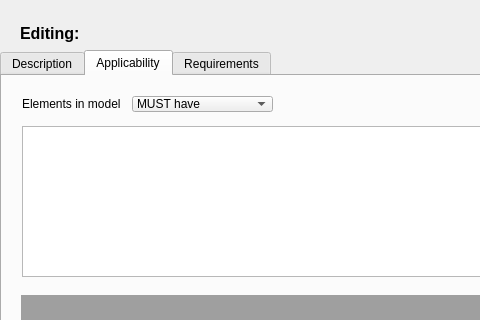
The window that GUI_Windows/idsEditor_spec_editor.ui (ivanfelipeib/Masterarbeit) describes before a commit, drawn with Qt 5; both pictures show x 0 to 480 and y 0 to 320 of the 786 by 545 pixel window.
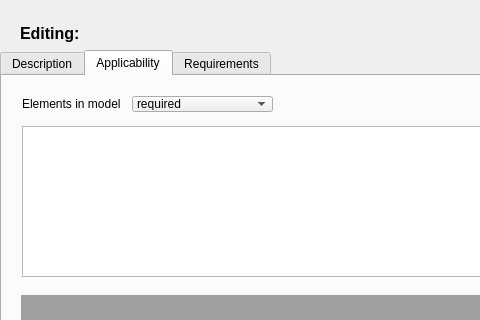
The same window after the commit. Custom widgets are drawn as their Qt base class.

Commit message: Populate Specification when clicking SaveSpecification in IdsSpecediotrWindow -TODO: Pass Specification to ids instance in IdsEditorWindow and add entry to Ids List -TODO:Populate SpecificationList with Specifications

The edit to the form file:
```diff
--- a/GUI_Windows/idsEditor_spec_editor.ui
+++ b/GUI_Windows/idsEditor_spec_editor.ui
@@ -151,7 +151,7 @@
       </property>
       <item>
        <property name="text">
-        <string>MUST have</string>
+        <string>required</string>
        </property>
       </item>
       <item>
```
Left out of the diff: 4 changed lines with no effect on the pictures. The commit also changes 1 other file.
